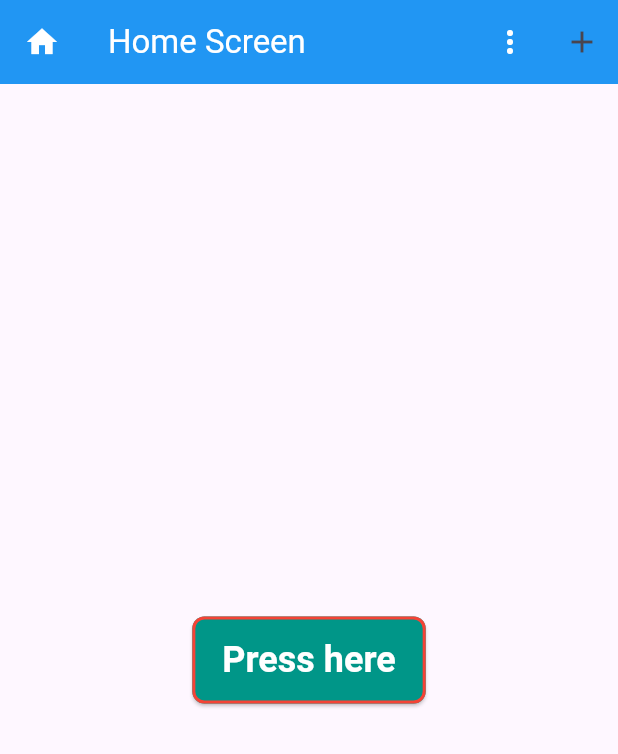
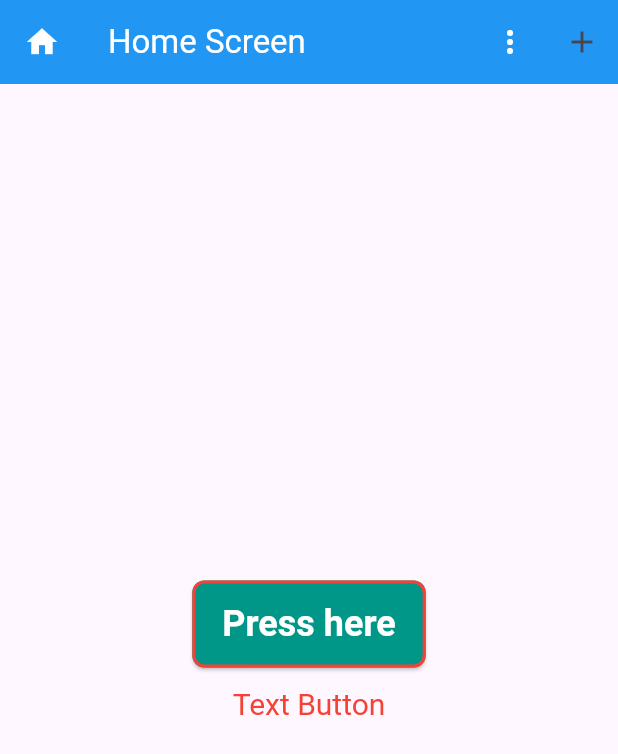
Before and after one commit to rayhan1650/ostad_flutter_live_class, a Flutter app: the screen it shows after launch, on a phone screen of 412 x 824 dp. Shown: the top 754 px of the screen. Run offline on Flutter 3.47's test engine with Material 3 defaults, Android fonts, the phone set to English and light mode, and no system bars.

Commit message:
Text button added

```diff
--- a/lib/main.dart
+++ b/lib/main.dart
@@ -92,6 +92,16 @@ class Home extends StatelessWidget {
                 print('pressed');
               },
               child: const Text('Press here'),
+            ),
+            TextButton(
+              style: TextButton.styleFrom(
+                foregroundColor: Colors.red,
+                textStyle: const TextStyle(
+                  fontSize: 20,
+                ),
+              ),
+              onPressed: () {},
+              child: const Text('Text Button'),
             )
           ],
         ),
```
